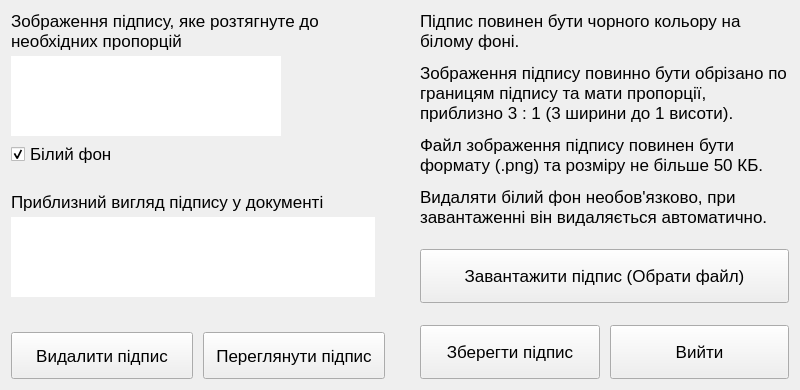
First picture: the form in loadsignatureform.ui, repository ShevaMed/DocManage, before the edit.
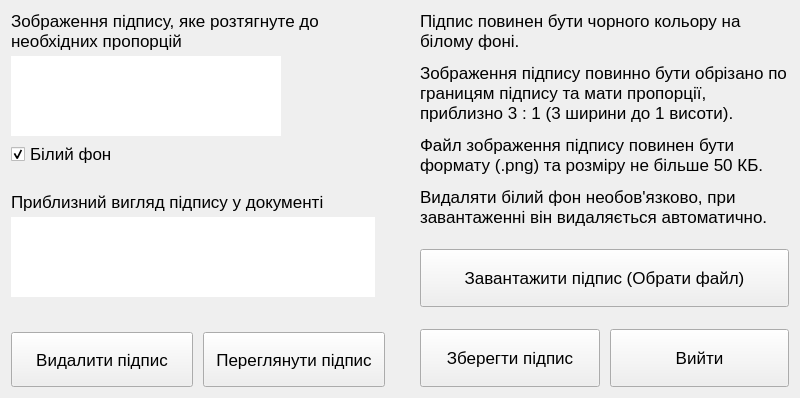
Second picture: the form after the edit. Icons and pictures are not drawn.

What changed in the file:
```diff
--- a/loadsignatureform.ui
+++ b/loadsignatureform.ui
@@ -7,7 +7,7 @@
     <x>0</x>
     <y>0</y>
     <width>800</width>
-    <height>390</height>
+    <height>398</height>
    </rect>
   </property>
   <property name="sizePolicy">
```
Left out of the diff: 14 changed lines with no effect on the pictures.
